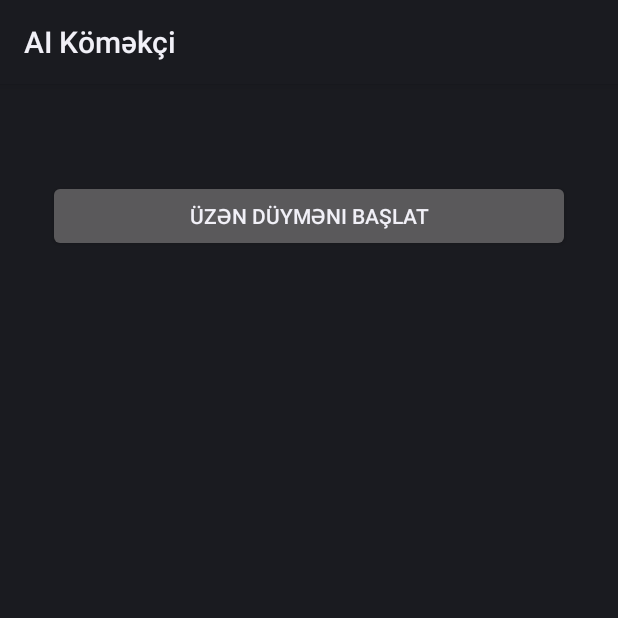
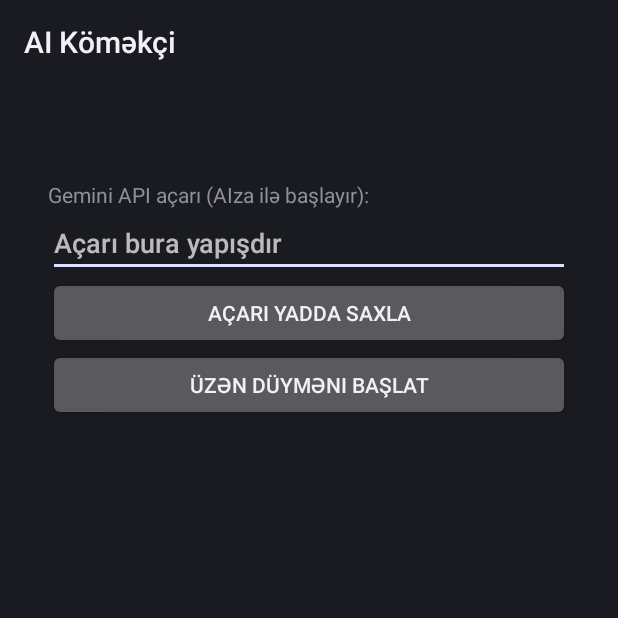
Before and after one commit to amirliibrahim22-glitch/Minora-Ai, an Android app: the screen it shows after launch (MainActivity), on a phone screen of 412 x 824 dp, the top half of it. Run offline under Robolectric (Android 15) with nearby library versions, the phone set to English and light mode, and no system bars.

Commit message:
Update MainActivity.kt

```diff
--- a/app/src/main/java/com/example/aiassistant/MainActivity.kt
+++ b/app/src/main/java/com/example/aiassistant/MainActivity.kt
@@ -1,26 +1,51 @@
 package com.example.aiassistant
 
 import android.app.Activity
+import android.content.Context
 import android.content.Intent
 import android.net.Uri
 import android.os.Bundle
 import android.provider.Settings
 import android.widget.Button
+import android.widget.EditText
 import android.widget.LinearLayout
+import android.widget.TextView
 import android.widget.Toast
 
 class MainActivity : Activity() {
     override fun onCreate(savedInstanceState: Bundle?) {
         super.onCreate(savedInstanceState)
+        val prefs = getSharedPreferences("prefs", Context.MODE_PRIVATE)
+
         val layout = LinearLayout(this).apply {
             orientation = LinearLayout.VERTICAL
             setPadding(48, 96, 48, 48)
         }
-        val btn = Button(this).apply {
+
+        val label = TextView(this).apply {
+            text = "Gemini API açarı (AIza ilə başlayır):"
+        }
+        val keyBox = EditText(this).apply {
+            hint = "Açarı bura yapışdır"
+            setSingleLine(true)
+            setText(prefs.getString("gemini_key", ""))
+        }
+        val saveBtn = Button(this).apply {
+            text = "Açarı yadda saxla"
+            setOnClickListener {
+                prefs.edit().putString("gemini_key", keyBox.text.toString().trim()).apply()
+                Toast.makeText(this@MainActivity, "Saxlanıldı", Toast.LENGTH_SHORT).show()
+            }
+        }
+        val startBtn = Button(this).apply {
             text = "Üzən düyməni başlat"
             setOnClickListener { start() }
         }
-        layout.addView(btn)
+
+        layout.addView(label)
+        layout.addView(keyBox)
+        layout.addView(saveBtn)
+        layout.addView(startBtn)
         setContentView(layout)
     }
 
```
